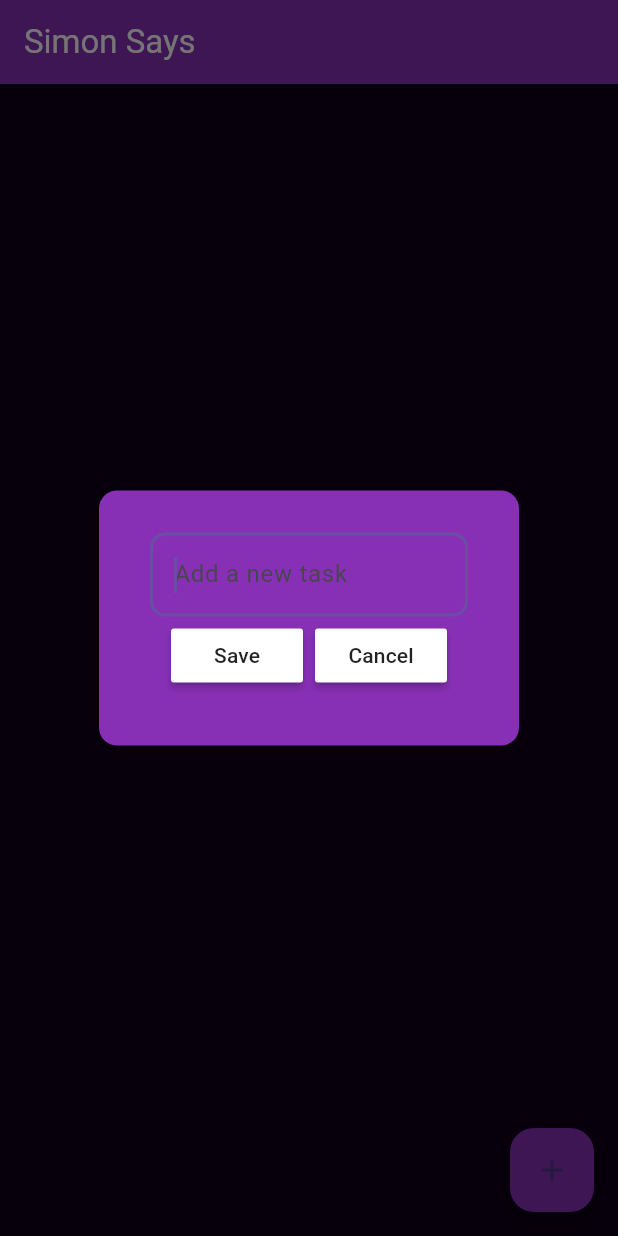
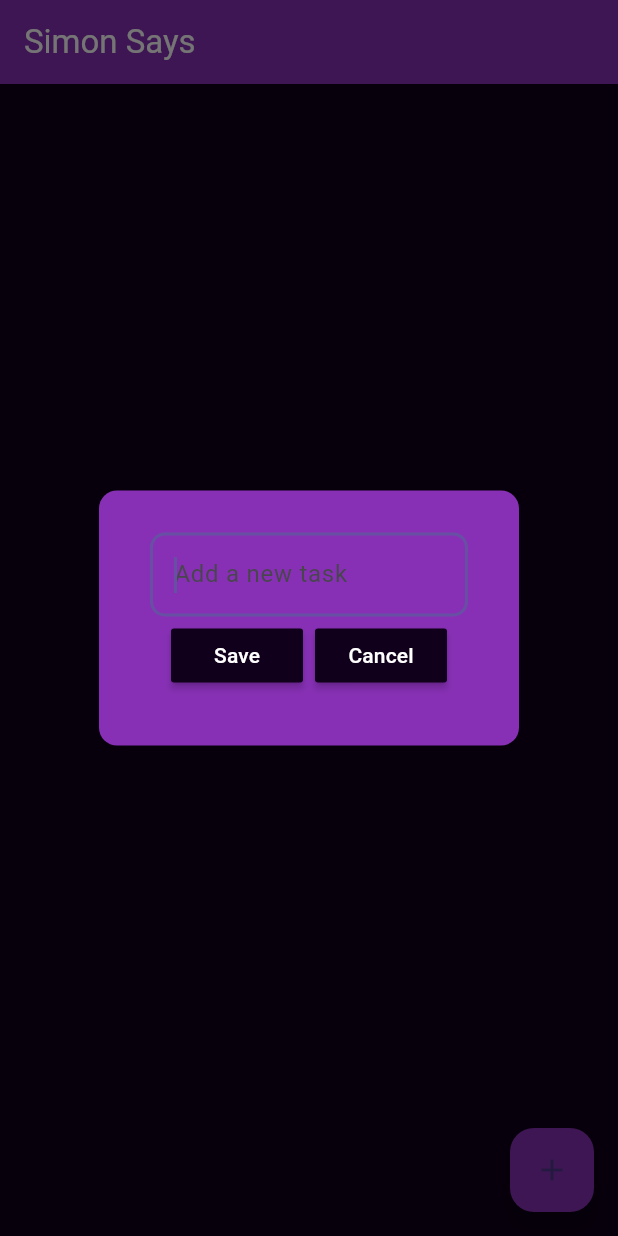
Before and after one commit to Sajmon410/simon-says, a Flutter app: the screen it shows after launch, after a tap on the "add" icon, on a phone screen of 412 x 824 dp. Run offline on Flutter 3.47's test engine with Material 3 defaults, Android fonts, the phone set to English and light mode, and no system bars; our stand-ins replace flutter_slidable, hive, hive_flutter; accounts and stored records are empty.

Commit message:
Color Change

```diff
--- a/lib/util/dialog_box.dart
+++ b/lib/util/dialog_box.dart
@@ -36,7 +36,7 @@ class DialogBox extends StatelessWidget {
 
                   autofocus: true,
                   decoration: InputDecoration(
-                    fillColor: Colors.black,
+                    fillColor: Colors.white,
                     border: OutlineInputBorder(
                           borderRadius: BorderRadius.circular(10),
                     ),
--- a/lib/util/my_button.dart
+++ b/lib/util/my_button.dart
@@ -13,8 +13,8 @@ class MyButton extends StatelessWidget {
   Widget build(BuildContext context) {
     return MaterialButton(
       onPressed: onPressed,
-      color: Colors.white,
-      child: Text(text)
+      color: Color(0xFF10001B),
+      child: Text(text,style: TextStyle(color: Colors.white ))
     );
   }
 }
```
